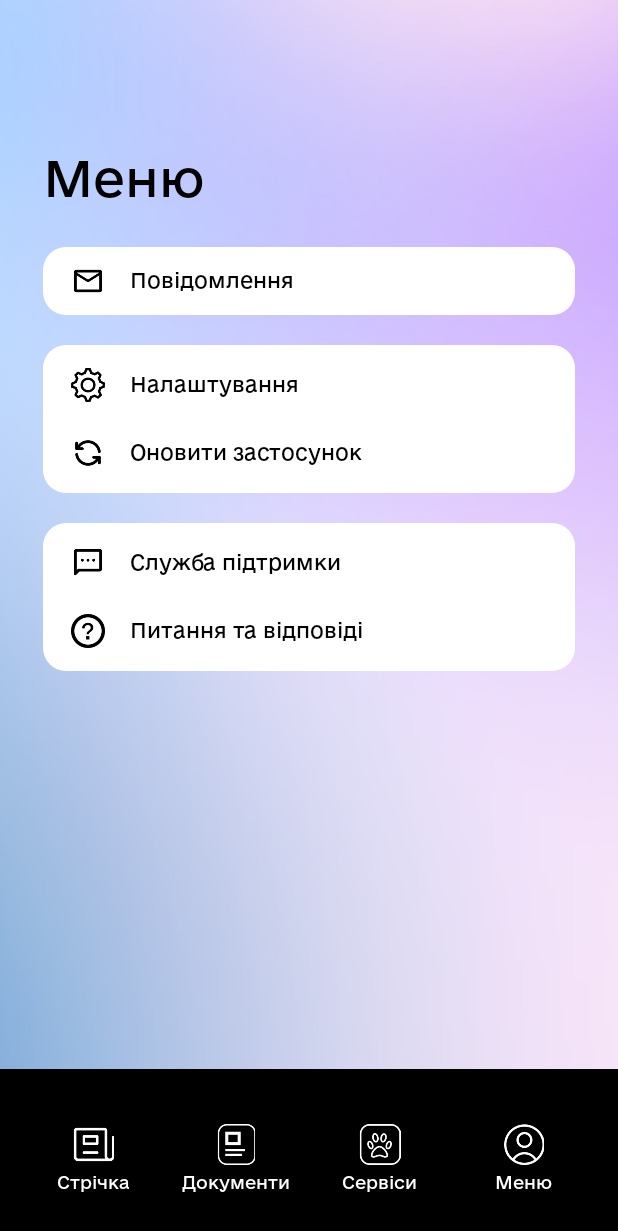
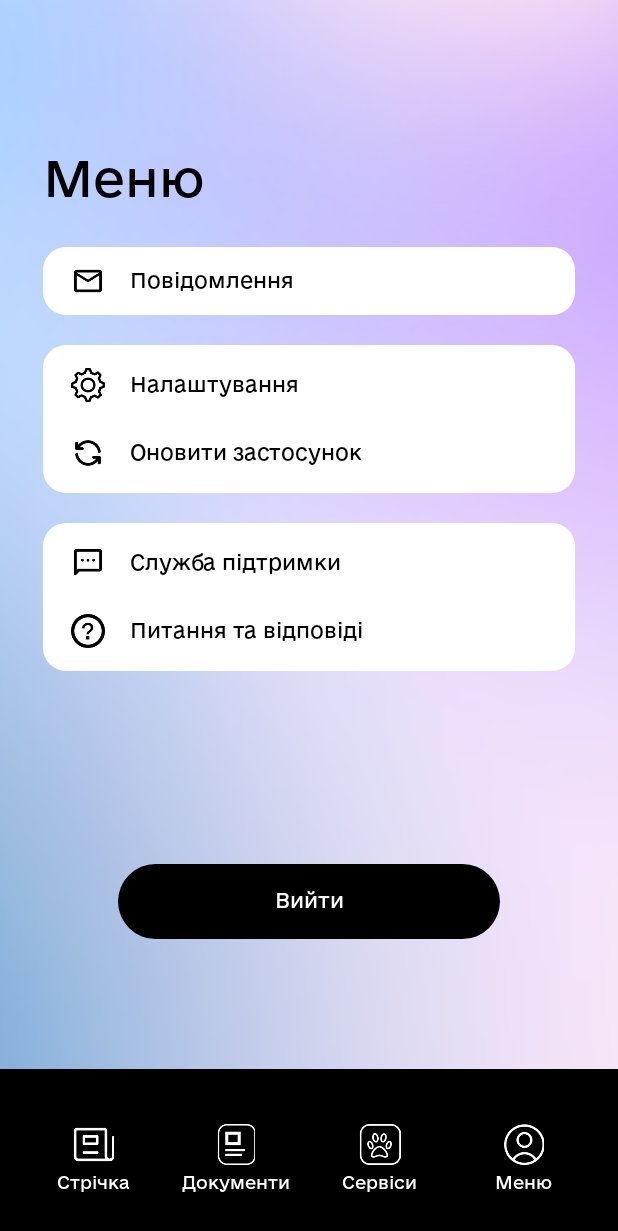
Before and after one commit to kozlov4/ePet, an Android app: the MenuFragment screen opened through its navigation route, on a phone screen of 412 x 824 dp. Shown: the top 1231 px of the screen. Run offline under Robolectric (Android 15) with nearby library versions, the phone set to English and light mode, and no system bars.

Commit message:
Оновлено меню

```diff
--- a/android/app/src/main/java/com/example/epet/ui/main/view/DocumentsFragment.kt
+++ b/android/app/src/main/java/com/example/epet/ui/main/view/DocumentsFragment.kt
@@ -11,7 +11,9 @@ import androidx.recyclerview.widget.LinearSnapHelper
 import androidx.recyclerview.widget.RecyclerView
 import com.example.epet.R
 import com.example.epet.data.model.PetPassport
+import com.example.epet.ui.main.adapter.PassportAdapter
 import kotlin.math.abs
+import BottomMenuFragment
 
 class DocumentsFragment : Fragment() {
 
@@ -61,7 +63,7 @@ class DocumentsFragment : Fragment() {
 
     /** Налаштування RecyclerView **/
     private fun setupRecyclerView(passports: List<PetPassport>) {
-        passportAdapter = PassportAdapter(passports)
+        passportAdapter = PassportAdapter(passports) {BottomMenuFragment().show(parentFragmentManager, "BottomMenu")}
         layoutManager = LinearLayoutManager(requireContext(), LinearLayoutManager.HORIZONTAL, false)
         rvPassports.layoutManager = layoutManager
         rvPassports.adapter = passportAdapter
--- a/android/app/src/main/java/com/example/epet/ui/main/view/MainActivity.kt
+++ b/android/app/src/main/java/com/example/epet/ui/main/view/MainActivity.kt
@@ -38,6 +38,7 @@ class MainActivity : AppCompatActivity() {
         initNavigation()
         initNavigationBar()
         initButtons()
+
     }
 
     /** Ініціалізація всіх елементів інтерфейсу **/
--- a/android/app/src/main/java/com/example/epet/ui/main/view/MenuFragment.kt
+++ b/android/app/src/main/java/com/example/epet/ui/main/view/MenuFragment.kt
@@ -6,8 +6,18 @@ import android.view.View
 import android.view.ViewGroup
 import androidx.fragment.app.Fragment
 import com.example.epet.R
+import android.widget.TextView
+import androidx.appcompat.widget.AppCompatButton
 
 class MenuFragment : Fragment() {
+
+    private lateinit var tv_to_mail: TextView
+    private lateinit var tv_to_settings: TextView
+    private lateinit var tv_to_update_app: TextView
+    private lateinit var tv_to_support: TextView
+    private lateinit var tv_to_question: TextView
+
+    private lateinit var bth_exit: AppCompatButton
 
     override fun onCreateView(inflater: LayoutInflater, container: ViewGroup?, savedInstanceState: Bundle?): View? {
         return inflater.inflate(R.layout.fragment_menu, container, false)
@@ -20,5 +30,11 @@ class MenuFragment : Fragment() {
 
     /** Ініціалізація всіх елементів інтерфейсу **/
     private fun initViews(view: View) {
+        tv_to_mail = view.findViewById(R.id.tv_to_mail)
+        tv_to_settings = view.findViewById(R.id.tv_to_settings)
+        tv_to_update_app = view.findViewById(R.id.tv_to_update_app)
+        tv_to_support = view.findViewById(R.id.tv_to_support)
+        tv_to_question = view.findViewById(R.id.tv_to_question)
+        bth_exit = view.findViewById(R.id.bth_exit)
     }
 }
--- /dev/null
+++ b/android/app/src/main/res/drawable/bg_menu_white.xml
@@ -0,0 +1,6 @@
+<?xml version="1.0" encoding="utf-8"?>
+<shape xmlns:android="http://schemas.android.com/apk/res/android"
+    android:shape="rectangle">
+    <solid android:color="@color/white"/>
+    <corners android:radius="30dp"/>
+</shape>
--- a/android/app/src/main/res/layout/fragment_login.xml
+++ b/android/app/src/main/res/layout/fragment_login.xml
@@ -56,7 +56,6 @@
             android:textColorHint="@color/gray_hint_text"
             android:textSize="14sp" />
     </LinearLayout>
-
 
     <androidx.appcompat.widget.AppCompatButton
         android:id="@+id/bth_login"
@@ -127,6 +126,4 @@
         android:layout_height="wrap_content"
         android:orientation="vertical"
         app:layout_constraintGuide_percent="0.93" />
-
-
 </androidx.constraintlayout.widget.ConstraintLayout>
--- a/android/app/src/main/res/layout/fragment_menu.xml
+++ b/android/app/src/main/res/layout/fragment_menu.xml
@@ -199,8 +199,25 @@
             app:layout_constraintEnd_toEndOf="parent"
             app:layout_constraintStart_toEndOf="@+id/iv_support"
             app:layout_constraintTop_toBottomOf="@+id/tv_to_support" />
+    </androidx.constraintlayout.widget.ConstraintLayout>
 
-    </androidx.constraintlayout.widget.ConstraintLayout>
+    <androidx.appcompat.widget.AppCompatButton
+        android:id="@+id/bth_exit"
+        android:layout_width="0dp"
+        android:layout_height="50dp"
+        android:background="@drawable/bg_black"
+        android:text="Вийти"
+        android:textAllCaps="false"
+        android:textColor="@color/white"
+        android:textSize="13sp"
+        android:fontFamily="@font/e_ukraine_regular"
+        android:gravity="center"
+        android:stateListAnimator="@null"
+        android:layout_marginStart="50dp"
+        android:layout_marginEnd="50dp"
+        app:layout_constraintStart_toStartOf="@+id/guideline_vertical_left"
+        app:layout_constraintEnd_toEndOf="@+id/guideline_vertical_right"
+        app:layout_constraintBottom_toBottomOf="@id/guideline_horizontal_button"/>
 
     <androidx.constraintlayout.widget.Guideline
         android:id="@+id/guideline_horizontal_text"
@@ -217,6 +234,13 @@
         app:layout_constraintGuide_percent="0.2" />
 
     <androidx.constraintlayout.widget.Guideline
+        android:id="@+id/guideline_horizontal_button"
+        android:layout_width="wrap_content"
+        android:layout_height="wrap_content"
+        android:orientation="horizontal"
+        app:layout_constraintGuide_percent="0.76" />
+
+    <androidx.constraintlayout.widget.Guideline
         android:id="@+id/guideline_vertical_left"
         android:layout_width="wrap_content"
         android:layout_height="wrap_content"
@@ -229,6 +253,4 @@
         android:layout_height="wrap_content"
         android:orientation="vertical"
         app:layout_constraintGuide_percent="0.93" />
-
-
 </androidx.constraintlayout.widget.ConstraintLayout>
--- a/android/app/src/main/res/layout/fragment_services.xml
+++ b/android/app/src/main/res/layout/fragment_services.xml
@@ -177,6 +177,4 @@
         android:layout_height="wrap_content"
         android:orientation="vertical"
         app:layout_constraintGuide_percent="0.93" />
-
-
 </androidx.constraintlayout.widget.ConstraintLayout>
--- a/android/app/src/main/res/layout/item_passport.xml
+++ b/android/app/src/main/res/layout/item_passport.xml
@@ -132,6 +132,8 @@
             android:layout_height="37dp"
             android:scaleType="centerCrop"
             android:src="@drawable/icon_menu"
+            android:clickable="true"
+            android:focusable="true"
             card_view:layout_constraintEnd_toStartOf="@+id/guideline_vertical_right"
             card_view:layout_constraintTop_toBottomOf="@+id/tv_name_ua" />
 
--- a/android/app/src/main/res/values/themes.xml
+++ b/android/app/src/main/res/values/themes.xml
@@ -15,4 +15,8 @@
         <item name="colorControlActivated">@android:color/black</item>
     </style>
 
+    <style name="BottomSheetAnimation" parent="Theme.Design.Light.BottomSheetDialog">
+        <item name="android:windowEnterAnimation">@anim/enter_bottom_passport_menu</item>
+        <item name="android:windowExitAnimation">@anim/exit_bottom_passport_menu</item>
+    </style>
 </resources>
```
Also changed, not shown: android/app/src/main/java/com/example/epet/ui/main/adapter/MenuPassport.kt (added, +57 -0 lines), android/app/src/main/java/com/example/epet/ui/main/adapter/PassportAdapter.kt (renamed from android/app/src/main/java/com/example/epet/ui/main/view/PassportAdapter.kt, +12 -6 lines), android/app/src/main/java/com/example/epet/ui/main/view/ServicesFragment.kt (+0 -11 lines), android/app/src/main/res/anim/enter_bottom_passport_menu.xml (added, +12 -0 lines), android/app/src/main/res/anim/exit_bottom_passport_menu.xml (added, +12 -0 lines), android/app/src/main/res/layout/menu_passport.xml (added, +125 -0 lines).
